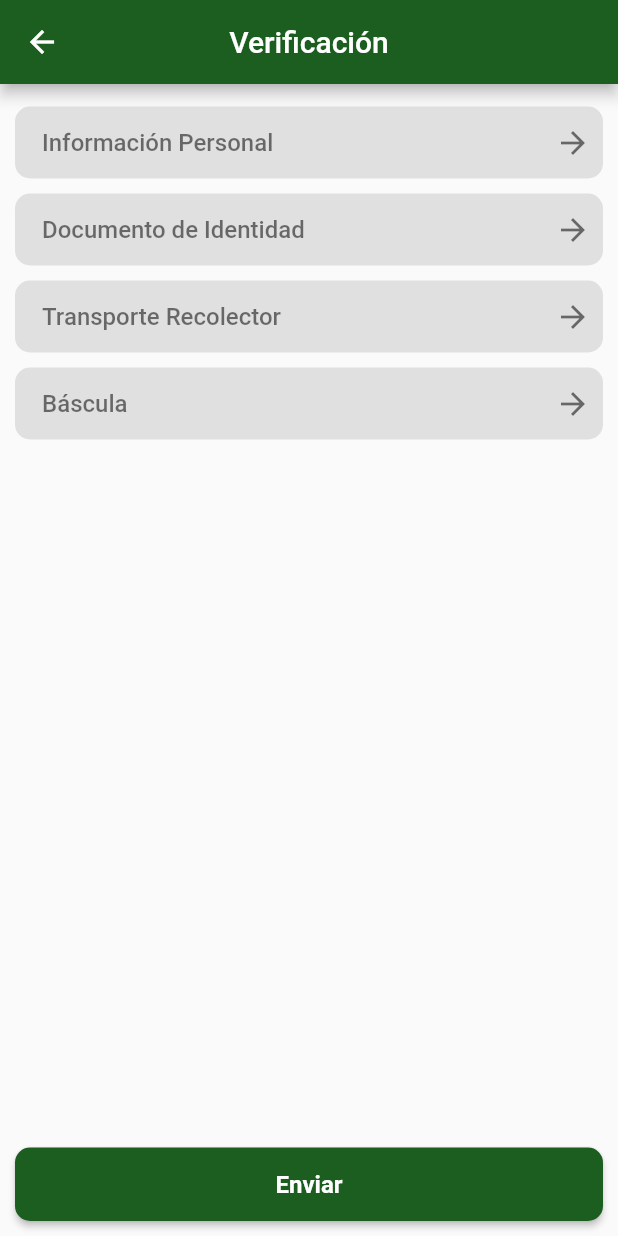
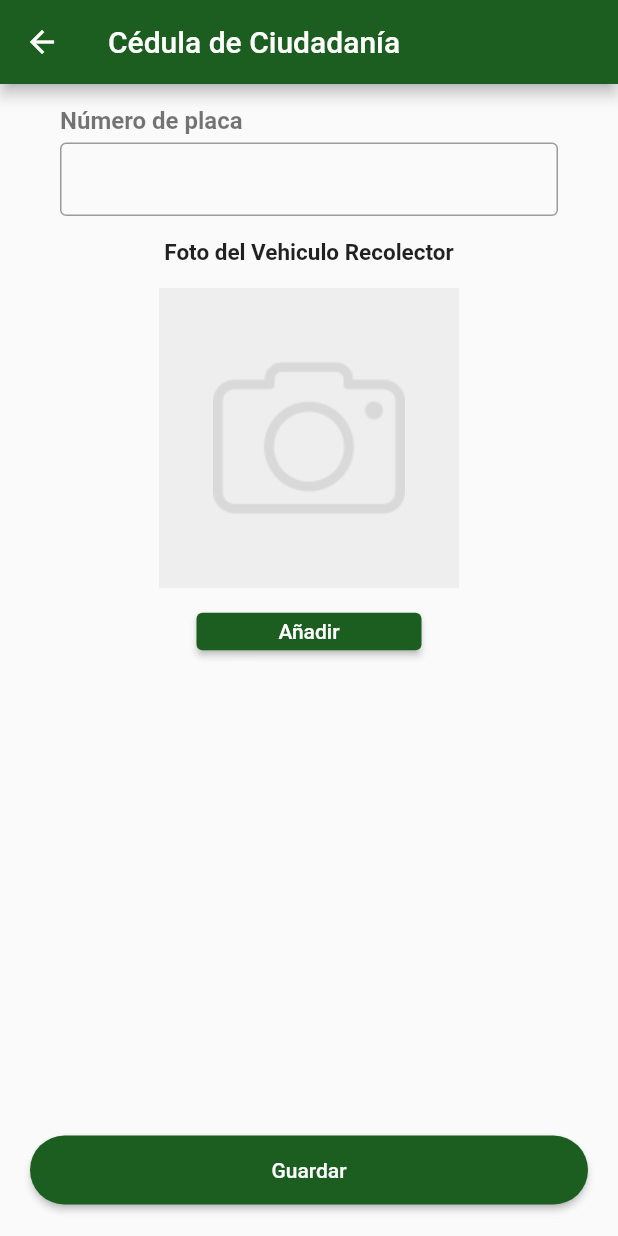
Before and after one commit to fer26vargas/GreenSafe, a Flutter app: the RegistroReciclador screen opened directly, after a tap on "Transporte Recolector", on a phone screen of 412 x 824 dp. Run offline on Flutter 3.47's test engine with Material 2 defaults, Android fonts, the light colour scheme and no system bars; our stand-ins replace camera.

Commit message:
Vistas secciones 3 y 4 de registro de reciclador

```diff
--- a/lib/RegistroReciclador/RegistroReciclador.dart
+++ b/lib/RegistroReciclador/RegistroReciclador.dart
@@ -1,5 +1,6 @@
 import 'package:flutter/material.dart';
-
+import 'package:visual1/RegistroReciclador/RegistroBascula.dart';
+import 'package:visual1/RegistroReciclador/RegistroTransporteRecolector.dart';
 import 'DocumentoIdentidad.dart';
 import 'RegistroInformacionPersonal.dart';
 
@@ -58,6 +59,16 @@ class _RegistroRecicladorState extends State<RegistroReciclador> {
               context,
               MaterialPageRoute(builder: (context) => DocumentoDeIdentidad()),
             );
+          } else if (text == 'Transporte Recolector') {
+            Navigator.push(
+              context,
+              MaterialPageRoute(builder: (context) => RegistroTransporteRecolector()),
+            );
+          } else if (text == 'Báscula') {
+            Navigator.push(
+              context,
+              MaterialPageRoute(builder: (context) => RegistroBascula()),
+            );
           } else {
             setState(() {
               camposCompletos = !camposCompletos;
--- /dev/null
+++ b/lib/RegistroReciclador/RegistroTransporteRecolector.dart
@@ -0,0 +1,158 @@
+import 'dart:io';
+import 'package:flutter/material.dart';
+import '../Camara/Camara.dart';
+import 'dart:convert';
+
+class RegistroTransporteRecolector extends StatefulWidget {
+  @override
+  _RegistroTransporteRecolectorState createState() => _RegistroTransporteRecolectorState();
+}
+
+class _RegistroTransporteRecolectorState extends State<RegistroTransporteRecolector> {
+  String? _vehiculoImageBase64;
+  String? _numeroPlaca;
+
+
+  Future<void> _convertAndSetFrontalImage(File imageFile) async {
+    List<int> imageBytes = await imageFile.readAsBytes();
+    String base64Image = base64Encode(imageBytes);
+    setState(() {
+      _vehiculoImageBase64 = base64Image;
+    });
+    print(_vehiculoImageBase64);
+  }
+
+  @override
+  Widget build(BuildContext context) {
+    return Scaffold(
+      appBar: AppBar(
+        backgroundColor: Colors.green[900],
+        title: Text(
+          'Cédula de Ciudadanía',
+          style: TextStyle(
+            color: Colors.white,
+          ),
+        ),
+      ),
+      body: SingleChildScrollView(
+        child: Column(
+          crossAxisAlignment: CrossAxisAlignment.center,
+          children: [
+            SizedBox(height: 15),
+            _buildFormField('Número de placa'),
+            SizedBox(height: 15),
+            Text(
+              'Foto del Vehiculo Recolector',
+              style: TextStyle(
+                fontSize: 15,
+                fontWeight: FontWeight.bold,
+              ),
+            ),
+            SizedBox(height: 15),
+            Container(
+              width: 200,
+              height: 200,
+              color: Colors.grey[200],
+              child: _vehiculoImageBase64 != null
+                  ? Image.memory(
+                      base64Decode(_vehiculoImageBase64!),
+                    )
+                  : Image.asset('assets/camara.png'),
+            ),
+            SizedBox(height: 5),
+            ElevatedButton(
+              onPressed: () async {
+                final imagePath = await Navigator.push<String>(
+                  context,
+                  MaterialPageRoute(builder: (context) => Camera()),
+                );
+                if (imagePath != null) {
+                  File selectedImage = File(imagePath);
+                  await _convertAndSetFrontalImage(selectedImage);
+                }
+              },
+              style: ElevatedButton.styleFrom(
+                primary: Colors.green[900],
+                minimumSize: Size(150, 25),
+              ),
+              child: Text(
+                'Añadir',
+                style: TextStyle(color: Colors.white),
+              ),
+            ),
+            SizedBox(height: 20),
+          ],
+        ),
+      ),
+      bottomNavigationBar: Container(
+        margin: EdgeInsets.all(20),
+        child: SizedBox(
+          width: double.infinity,
+          child: ElevatedButton(
+            onPressed: () {
+              _saveFormData(); // Acción para guardar los datos
+            },
+            style: ElevatedButton.styleFrom(
+              primary: Colors.green[900],
+              shape: RoundedRectangleBorder(
+                borderRadius: BorderRadius.circular(30),
+              ),
+            ),
+            child: Padding(
+              padding: EdgeInsets.symmetric(vertical: 15, horizontal: 20),
+              child: Text('Guardar'),
+            ),
+          ),
+        ),
+      ),
+    );
+  }
+
+  Widget _buildFormField(String labelText) {
+    return Padding(
+      padding: const EdgeInsets.symmetric(horizontal: 40),
+      child: Column(
+        crossAxisAlignment: CrossAxisAlignment.start,
+        children: [
+          Text(
+            labelText,
+            style: TextStyle(
+              color: Colors.black54,
+              fontSize: 16,
+              fontWeight: FontWeight.bold,
+            ),
+          ),
+          SizedBox(height: 5),
+          TextFormField(
+            onChanged: (value) {
+              setState(() {
+                _numeroPlaca = value;
+                print('Número de placa: $_numeroPlaca');
+              });
+            },
+            decoration: InputDecoration(
+              border: OutlineInputBorder(),
+              contentPadding:
+                  EdgeInsets.symmetric(vertical: 15, horizontal: 12),
+            ),
+          ),
+        ],
+      ),
+    );
+  }
+
+  void _saveFormData() {
+    // Capturar el número de placa
+    String numeroPlaca = _numeroPlaca ?? '';
+
+    // Capturar la imagen del vehículo en base64
+    String vehiculoImageBase64 = _vehiculoImageBase64 ?? '';
+
+    // Ahora puedes hacer lo que necesites con los datos capturados, como enviarlos a una base de datos, guardarlos localmente, etc.
+    // Por ejemplo, podrías imprimirlos para verificar que se capturaron correctamente:
+    print('Número de placa: $numeroPlaca');
+    print('Imagen del vehículo en base64: $vehiculoImageBase64');
+
+    // Aquí puedes realizar la lógica para guardar los datos en tu base de datos o sistema de almacenamiento.
+  }
+}
```
Also changed, not shown: lib/RegistroReciclador/RegistroBascula.dart (added, +125 -0 lines), assets/camara.png (added).
